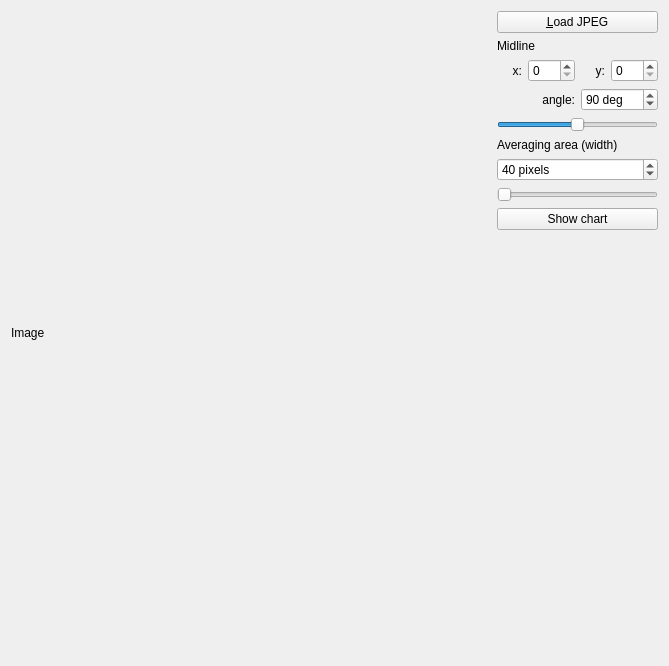
Before: the Qt Designer form src/fidmaa/form.ui in fidmaa/fidmaa-gui, drawn with Qt 5.
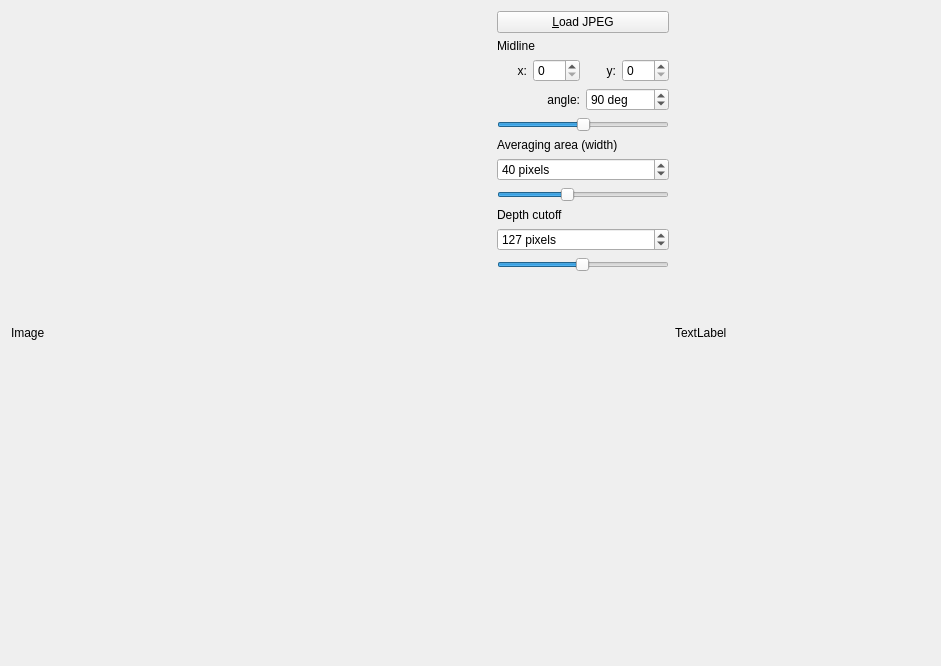
After: the same form once the commit is applied. Custom widgets are drawn as their Qt base class.

What changed in the file:
```diff
--- a/src/fidmaa/form.ui
+++ b/src/fidmaa/form.ui
@@ -6,7 +6,7 @@
    <rect>
     <x>0</x>
     <y>0</y>
-    <width>669</width>
+    <width>941</width>
     <height>666</height>
    </rect>
   </property>
@@ -28,19 +28,6 @@
   <layout class="QGridLayout" name="gridLayout_2">
    <item row="0" column="0">
     <layout class="QGridLayout" name="gridLayout">
-     <item row="0" column="0" rowspan="2">
-      <widget class="QClickableLabel" name="imageLabel">
-       <property name="minimumSize">
-        <size>
-         <width>480</width>
-         <height>640</height>
-        </size>
-       </property>
-       <property name="text">
-        <string>Image</string>
-       </property>
-      </widget>
-     </item>
      <item row="0" column="1">
       <layout class="QVBoxLayout" name="verticalLayout_2">
        <item>
@@ -118,8 +105,11 @@
            <property name="prefix">
             <string/>
            </property>
+           <property name="minimum">
+            <number>45</number>
+           </property>
            <property name="maximum">
-            <number>180</number>
+            <number>135</number>
            </property>
            <property name="value">
             <number>90</number>
@@ -130,8 +120,11 @@
        </item>
        <item>
         <widget class="QSlider" name="angleSlider">
+         <property name="minimum">
+          <number>45</number>
+         </property>
          <property name="maximum">
-          <number>180</number>
+          <number>135</number>
          </property>
          <property name="value">
           <number>90</number>
@@ -162,19 +155,51 @@
         </widget>
        </item>
        <item>
-        <widget class="QSlider" name="horizontalSlider_2">
+        <widget class="QSlider" name="angleSlider_2">
+         <property name="minimum">
+          <number>0</number>
+         </property>
          <property name="maximum">
           <number>100</number>
          </property>
+         <property name="value">
+          <number>40</number>
+         </property>
          <property name="orientation">
           <enum>Qt::Horizontal</enum>
          </property>
         </widget>
        </item>
        <item>
-        <widget class="QPushButton" name="showChartButton">
+        <widget class="QLabel" name="label">
          <property name="text">
-          <string>Show chart</string>
+          <string>Depth cutoff</string>
+         </property>
+        </widget>
+       </item>
+       <item>
+        <widget class="QSpinBox" name="depthCutoffValue">
+         <property name="suffix">
+          <string> pixels</string>
+         </property>
+         <property name="maximum">
+          <number>255</number>
+         </property>
+         <property name="value">
+          <number>127</number>
+         </property>
+        </widget>
+       </item>
+       <item>
+        <widget class="QSlider" name="horizontalSlider">
+         <property name="maximum">
+          <number>255</number>
+         </property>
+         <property name="value">
+          <number>127</number>
+         </property>
+         <property name="orientation">
+          <enum>Qt::Horizontal</enum>
          </property>
         </widget>
        </item>
@@ -193,8 +218,46 @@
        </property>
       </spacer>
      </item>
+     <item row="0" column="0" rowspan="2">
+      <widget class="QClickableLabel" name="imageLabel">
+       <property name="sizePolicy">
+        <sizepolicy hsizetype="Fixed" vsizetype="Fixed">
+         <horstretch>0</horstretch>
+         <verstretch>0</verstretch>
+        </sizepolicy>
+       </property>
+       <property name="minimumSize">
+        <size>
+         <width>480</width>
+         <height>640</height>
+        </size>
+       </property>
+       <property name="maximumSize">
+        <size>
+         <width>480</width>
+         <height>640</height>
+        </size>
+       </property>
+       <property name="text">
+        <string>Image</string>
+       </property>
+      </widget>
+     </item>
     </layout>
    </item>
+   <item row="0" column="1">
+    <widget class="QClickableLabel" name="chartLabel">
+     <property name="minimumSize">
+      <size>
+       <width>255</width>
+       <height>640</height>
+      </size>
+     </property>
+     <property name="text">
+      <string>TextLabel</string>
+     </property>
+    </widget>
+   </item>
   </layout>
   <action name="actionShow_chart">
    <property name="text">
```
Left out of the diff: 36 changed lines with no effect on the pictures.
